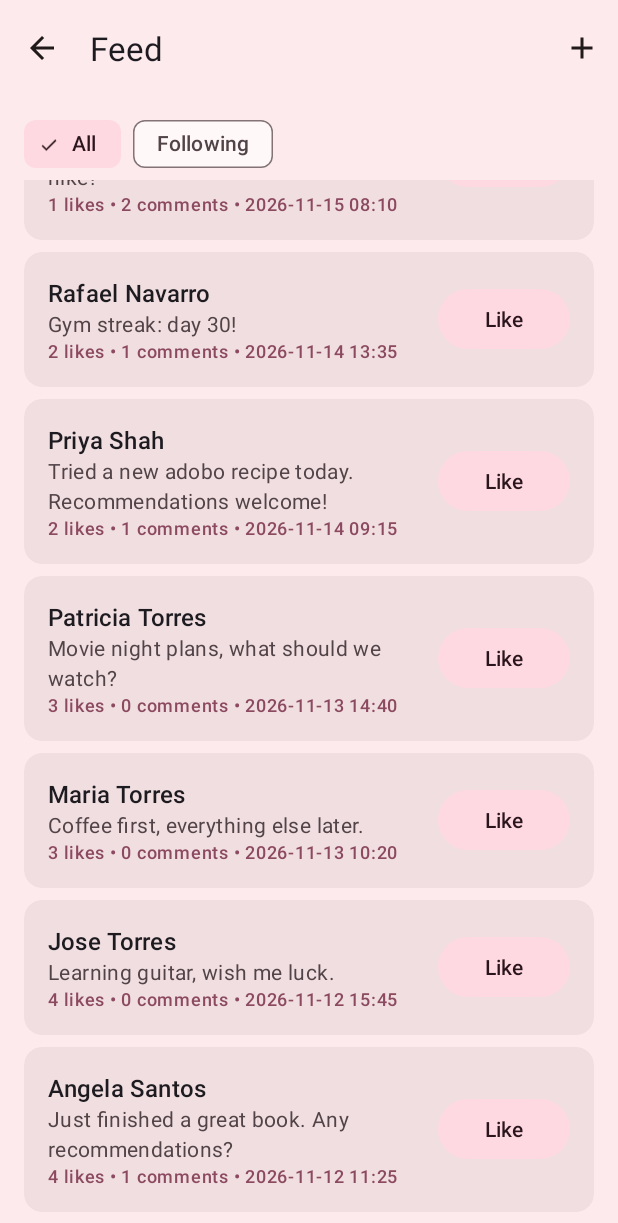
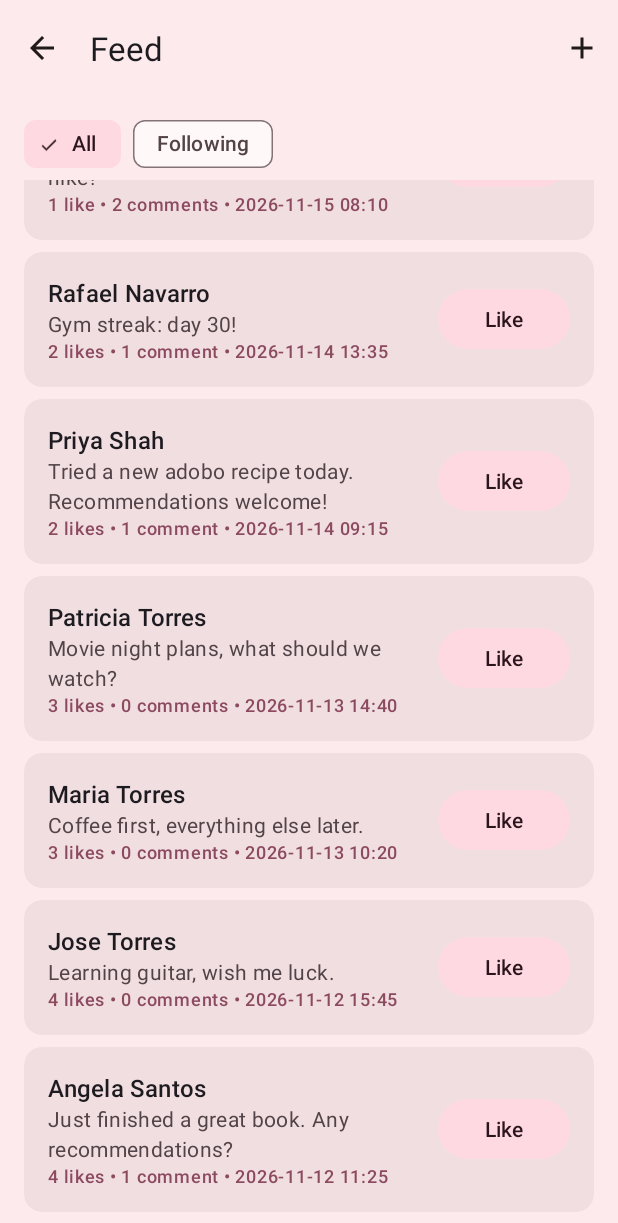
Before and after one commit to mowtiie/Pares, an Android app: the FeedActivity screen opened directly, with no data from a screen before it, scrolled down 187 dp, on a phone screen of 412 x 824 dp. Shown: the top 1223 px of the screen. Run offline under Robolectric (Android 15) with nearby library versions, the phone set to English and light mode, and no system bars.

Commit message:
Use singular like, comment and follower labels

```diff
--- a/app/src/main/java/com/mowtiie/pares/activities/FeedActivity.java
+++ b/app/src/main/java/com/mowtiie/pares/activities/FeedActivity.java
@@ -43,7 +43,8 @@ public class FeedActivity extends AppCompatActivity {
         adapter = new GenericAdapter<>(new ArrayList<>(), (b, item, position) -> {
             b.tvTitle.setText(item[2]);
             b.tvSubtitle.setText(item[3]);
-            b.tvMeta.setText(item[5] + " likes • " + item[6] + " comments • " + item[4]);
+            b.tvMeta.setText(item[5] + (item[5].equals("1") ? " like • " : " likes • ")
+                    + item[6] + (item[6].equals("1") ? " comment • " : " comments • ") + item[4]);
             b.btnAction.setVisibility(View.VISIBLE);
             b.btnAction.setText(item[7].equals("1") ? "Liked" : "Like");
             b.btnAction.setOnClickListener(v -> toggleLike(item[0], item[7].equals("1")));
--- a/app/src/main/java/com/mowtiie/pares/activities/ProfileViewActivity.java
+++ b/app/src/main/java/com/mowtiie/pares/activities/ProfileViewActivity.java
@@ -93,7 +93,7 @@ public class ProfileViewActivity extends AppCompatActivity {
         binding.toolbar.getMenu().findItem(R.id.action_unmatch).setVisible(matched);
         String followers = Data.value(this, "SELECT COUNT(*) FROM follows WHERE followee_id = ?", userId);
         String following = Data.value(this, "SELECT COUNT(*) FROM follows WHERE follower_id = ?", userId);
-        binding.tvCounts.setText(followers + " followers • " + following + " following");
+        binding.tvCounts.setText(followers + (followers.equals("1") ? " follower • " : " followers • ") + following + " following");
     }
 
     private void openChat() {
```
